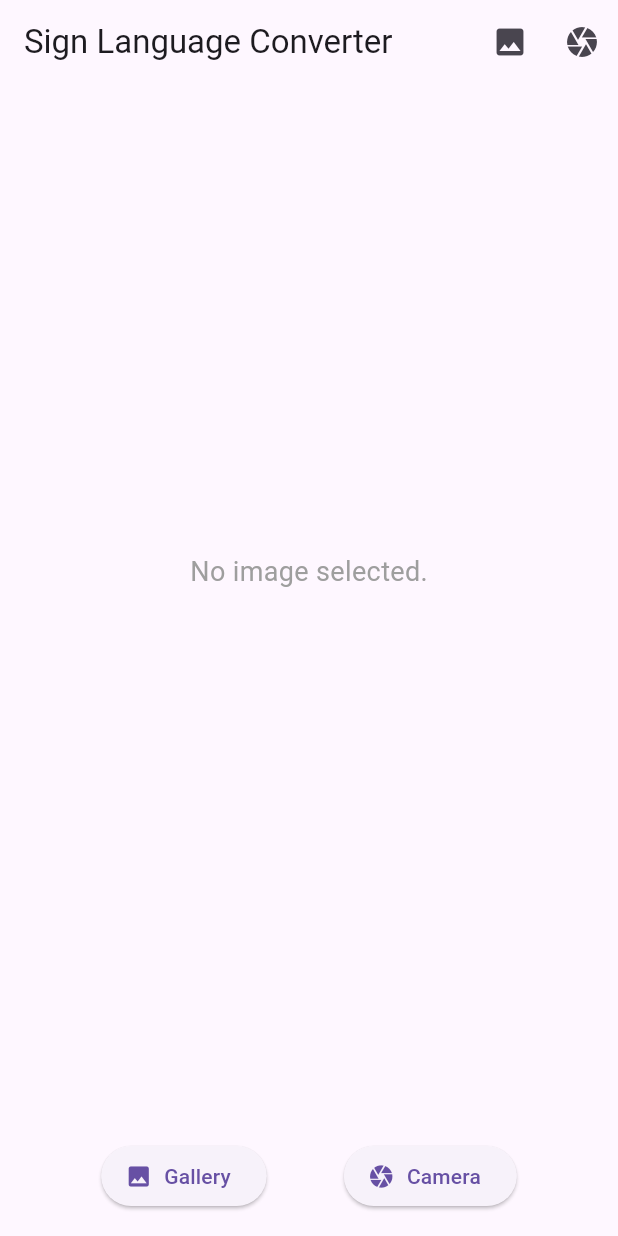
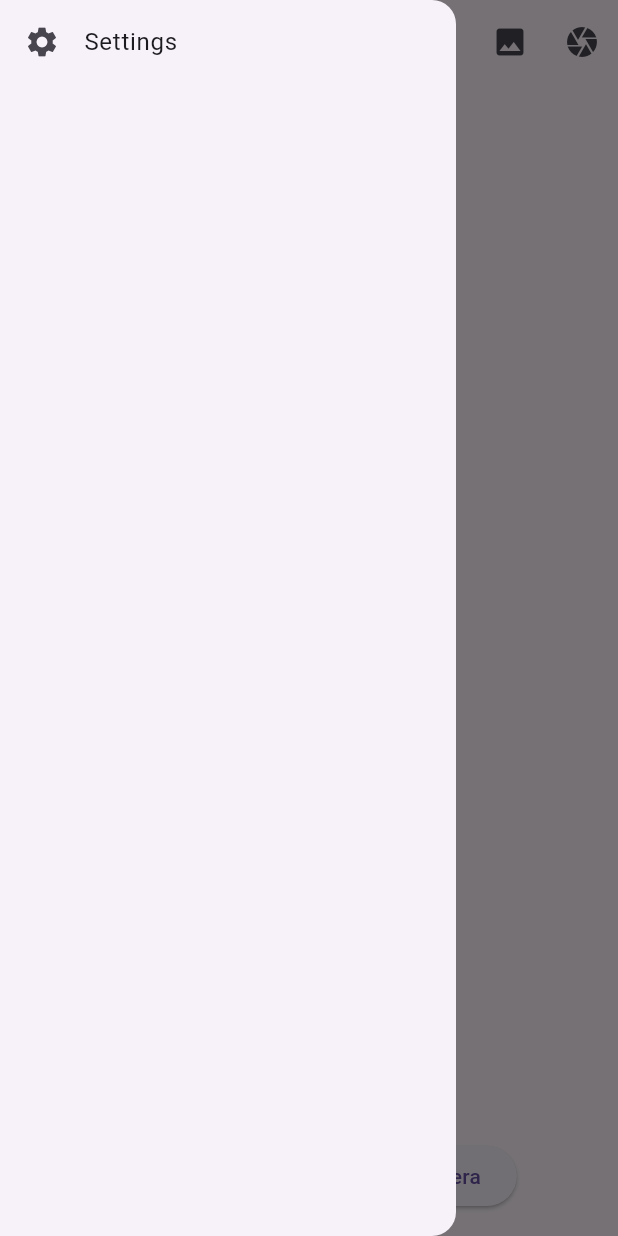
Before and after one commit to vprabhu1771/flutter_hand_sign, a Flutter app: the screen it shows after launch, with the side drawer open (before the commit the screen has no drawer), on a phone screen of 412 x 824 dp. Run offline on Flutter 3.47's test engine with Material 3 defaults, Android fonts, the phone set to English and light mode, and no system bars; our stand-ins replace image_picker, shared_preferences; missing offline and left inert: flutter_tflite.

```diff
--- a/lib/screens/HomeScreen.dart
+++ b/lib/screens/HomeScreen.dart
@@ -2,6 +2,8 @@ import 'dart:io';
 import 'package:flutter/material.dart';
 import 'package:image_picker/image_picker.dart';
 import 'package:flutter_tflite/flutter_tflite.dart';
+
+import '../widgets/CustomDrawer.dart';
 
 class HomeScreen extends StatefulWidget {
 
@@ -88,6 +90,7 @@ class _HomeScreenState extends State<HomeScreen> {
   @override
   Widget build(BuildContext context) {
     return Scaffold(
+      drawer: CustomDrawer(),
       appBar: AppBar(
         title: Text(widget.title),
         actions: [
```
